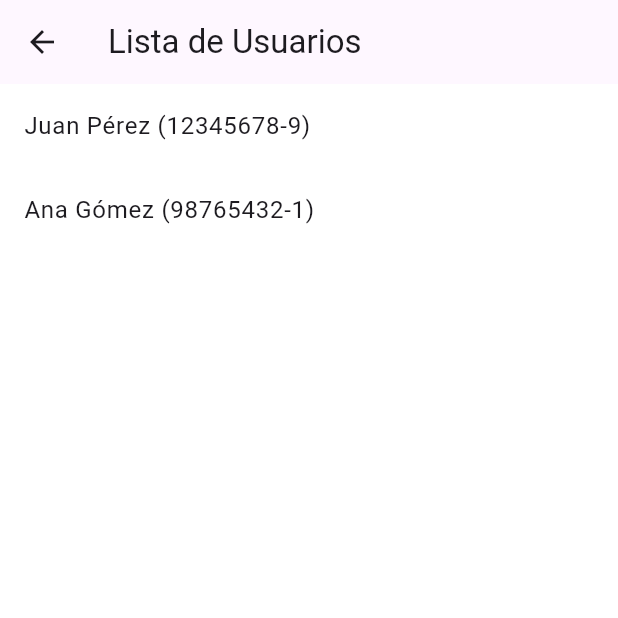
After one commit to Fwlip307/web_codigotrauma, a Flutter app: the UserListView screen opened by its route, on a phone screen of 412 x 824 dp, the top half of it. The commit adds this screen. Run offline on Flutter 3.47's test engine with Material 3 defaults, Android fonts, the phone set to English and light mode, and no system bars; our stand-ins replace cloud_firestore, firebase_auth, firebase_core; accounts and stored records are empty.

Commit message:
commit inicial

```diff
--- a/lib/main.dart
+++ b/lib/main.dart
@@ -1,3 +1,4 @@
+// main.dart
 import 'package:flutter/material.dart';
 import 'package:firebase_core/firebase_core.dart';
 import 'firebase_options.dart';
@@ -5,6 +6,8 @@ import 'views/home_view.dart' as home;
 import 'views/login_view.dart' as login;
 import 'views/register_view.dart';
 import 'views/telegram_view.dart';
+import 'views/UserListView.dart'; // Importar UserListView
+import 'views/ChatView.dart'; // Importar ChatView
 
 void main() async {
   WidgetsFlutterBinding.ensureInitialized();
@@ -30,6 +33,7 @@ class MyApp extends StatelessWidget {
         '/login': (context) => const login.LoginView(),
         '/register': (context) => const RegisterView(),
         '/telegram': (context) => const TelegramView(),
+        '/userlist': (context) => UserListView(), // Ruta para UserListView sin const
       },
       onUnknownRoute: (settings) {
         return MaterialPageRoute(builder: (context) => const home.HomeView());
--- /dev/null
+++ b/lib/models/user.dart
@@ -0,0 +1,11 @@
+class User {
+  final String name;
+  final String rut;
+  final String chatId;
+
+  User({
+    required this.name,
+    required this.rut,
+    required this.chatId,
+  });
+}
--- /dev/null
+++ b/lib/services/chat_view.dart
@@ -0,0 +1 @@
+// TODO Implement this library.
--- /dev/null
+++ b/lib/views/UserListView.dart
@@ -0,0 +1,41 @@
+import 'package:flutter/material.dart';
+import 'ChatView.dart'; // Asegúrate de importar ChatView
+
+class UserListView extends StatelessWidget {
+  final List<Map<String, String>> users = [
+    {'name': 'Juan Pérez', 'rut': '12345678-9', 'chatId': 'chat_juan'},
+    {'name': 'Ana Gómez', 'rut': '98765432-1', 'chatId': 'chat_ana'},
+    // Más usuarios
+  ];
+
+  @override
+  Widget build(BuildContext context) {
+    return Scaffold(
+      appBar: AppBar(
+        title: const Text('Lista de Usuarios'),
+      ),
+      body: ListView.builder(
+        itemCount: users.length,
+        itemBuilder: (context, index) {
+          final user = users[index];
+          final name = user['name'];
+          final rut = user['rut'];
+          final chatId = user['chatId'];
+
+          return ListTile(
+            title: Text('$name ($rut)'),
+            onTap: () {
+              // Navegar al ChatView y pasar chatId
+              Navigator.push(
+                context,
+                MaterialPageRoute(
+                  builder: (context) => ChatView(chatId: chatId!),
+                ),
+              );
+            },
+          );
+        },
+      ),
+    );
+  }
+}
--- /dev/null
+++ b/lib/views/chat_view.dart
@@ -0,0 +1 @@
+// TODO Implement this library.
--- /dev/null
+++ b/lib/views/view_user.dart
@@ -0,0 +1,40 @@
+import 'package:flutter/material.dart';
+import '../models/user.dart'; // Ruta corregida para el modelo User
+import 'ChatView.dart'; // Ruta corregida para ChatView
+
+class UserListView extends StatelessWidget {
+  final List<User> users = [
+    // Lista de usuarios con datos reales
+    User(name: "Juan Pérez", rut: "12345678-9", chatId: "chat_juan"),
+    User(name: "Ana Gómez", rut: "98765432-1", chatId: "chat_ana"),
+    // Agrega más usuarios si es necesario
+  ];
+
+  @override
+  Widget build(BuildContext context) {
+    return Scaffold(
+      appBar: AppBar(
+        title: const Text('Lista de Usuarios'),
+      ),
+      body: ListView.builder(
+        itemCount: users.length,
+        itemBuilder: (context, index) {
+          final user = users[index];
+          return ListTile(
+            title: Text('${user.name} (${user.rut})'),
+            subtitle: Text('Chat ID: ${user.chatId}'), // Información adicional (opcional)
+            onTap: () {
+              // Navegar a la vista de chat correspondiente al usuario seleccionado
+              Navigator.push(
+                context,
+                MaterialPageRoute(
+                  builder: (context) => ChatView(chatId: user.chatId),
+                ),
+              );
+            },
+          );
+        },
+      ),
+    );
+  }
+}
--- /dev/null
+++ b/package.json
@@ -0,0 +1,5 @@
+{
+  "dependencies": {
+    "axios": "^1.7.7"
+  }
+}
--- a/pubspec.yaml
+++ b/pubspec.yaml
@@ -32,6 +32,8 @@ dependencies:
   firebase_auth: ^5.3.1
   cloud_firestore: ^5.4.4
   url_launcher: ^6.1.5
+  flutter_dotenv: ^5.0.2
+  http: ^0.13.4
   flutter:
     sdk: flutter
 
```
Also changed, not shown: lib/services/telegram_bot_service.dart (added, +39 -0 lines), lib/views/ChatView.dart (added, +102 -0 lines), lib/views/MessagingView.dart (added, +77 -0 lines), lib/views/home_personal_view.dart (+18 -0 lines), firebase.json, package-lock.json (added), pubspec.lock, 6 other files.
